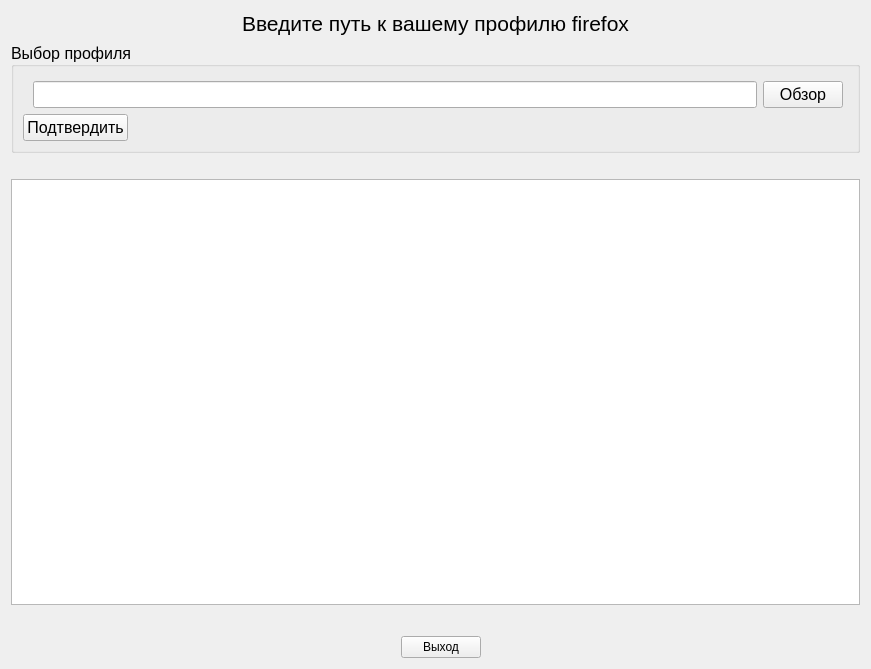
Qt form forms/form.ui (Warh40k/browser_history_analyzer) before a commit.
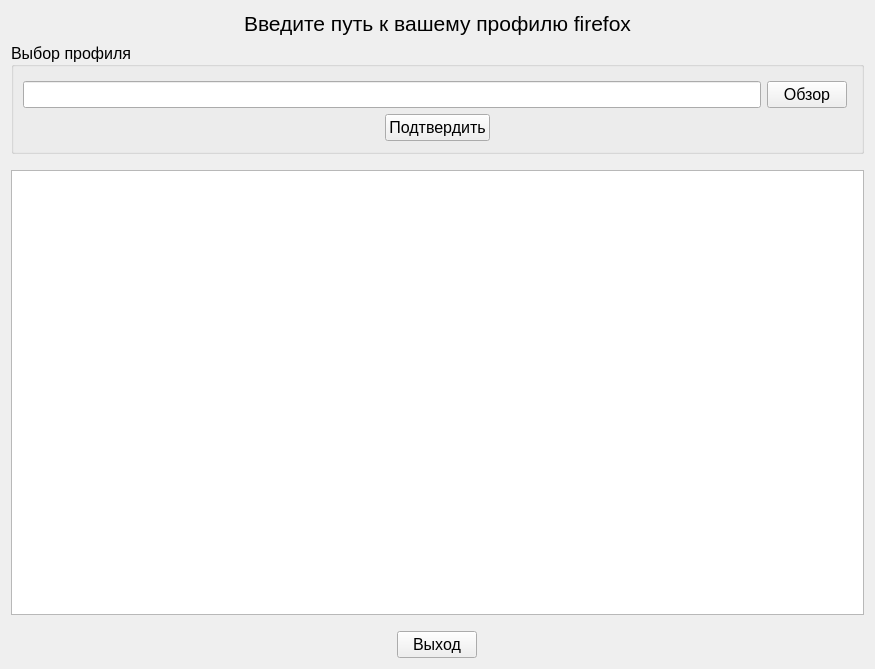
The same form after that commit.

The edit to the form file:
```diff
--- a/forms/form.ui
+++ b/forms/form.ui
@@ -16,8 +16,6 @@
   <property name="windowTitle">
    <string>Widget</string>
   </property>
-  <layout class="QVBoxLayout" name="verticalLayout_2">
-   <item>
     <layout class="QVBoxLayout" name="verticalLayout">
      <item>
       <widget class="QLabel" name="label">
@@ -46,17 +44,18 @@
        </property>
       </widget>
      </item>
-     <item>
-      <layout class="QFormLayout" name="formLayout">
-       <property name="formAlignment">
-        <set>Qt::AlignCenter</set>
-       </property>
-       <item row="1" column="0" colspan="2">
+   <item alignment="Qt::AlignHCenter">
         <widget class="QGroupBox" name="groupBox">
+     <property name="sizePolicy">
+      <sizepolicy hsizetype="Preferred" vsizetype="Fixed">
+       <horstretch>0</horstretch>
+       <verstretch>0</verstretch>
+      </sizepolicy>
+     </property>
          <property name="minimumSize">
           <size>
-           <width>0</width>
-           <height>60</height>
+       <width>853</width>
+       <height>112</height>
           </size>
          </property>
          <property name="font">
@@ -85,22 +84,6 @@
             <property name="rightMargin">
              <number>5</number>
             </property>
-            <item>
-             <spacer name="horizontalSpacer">
-              <property name="orientation">
-               <enum>Qt::Horizontal</enum>
-              </property>
-              <property name="sizeType">
-               <enum>QSizePolicy::Fixed</enum>
-              </property>
-              <property name="sizeHint" stdset="0">
-               <size>
-                <width>10</width>
-                <height>20</height>
-               </size>
-              </property>
-             </spacer>
-            </item>
             <item>
              <widget class="QLineEdit" name="lineEdit">
               <property name="sizePolicy">
@@ -156,10 +139,10 @@
             </item>
            </layout>
           </item>
-          <item>
-           <widget class="QPushButton" name="pushButton_2">
+      <item alignment="Qt::AlignHCenter">
+       <widget class="QPushButton" name="confirm_button">
             <property name="sizePolicy">
-             <sizepolicy hsizetype="Fixed" vsizetype="Fixed">
+         <sizepolicy hsizetype="Preferred" vsizetype="Fixed">
               <horstretch>0</horstretch>
               <verstretch>0</verstretch>
              </sizepolicy>
@@ -172,8 +155,6 @@
          </layout>
         </widget>
        </item>
-      </layout>
-     </item>
      <item>
       <spacer name="verticalSpacer_2">
        <property name="orientation">
@@ -185,22 +166,20 @@
        <property name="sizeHint" stdset="0">
         <size>
          <width>20</width>
-         <height>20</height>
+       <height>10</height>
         </size>
        </property>
       </spacer>
      </item>
      <item>
-      <widget class="QListView" name="listView">
+    <widget class="QListWidget" name="listWidget">
        <property name="minimumSize">
         <size>
-         <width>0</width>
-         <height>400</height>
+       <width>853</width>
+       <height>200</height>
         </size>
        </property>
       </widget>
-     </item>
-    </layout>
    </item>
    <item>
     <spacer name="verticalSpacer">
@@ -213,48 +192,22 @@
      <property name="sizeHint" stdset="0">
       <size>
        <width>100</width>
-       <height>25</height>
+       <height>10</height>
       </size>
      </property>
     </spacer>
    </item>
-   <item>
-    <layout class="QFormLayout" name="rowLayout">
-     <property name="sizeConstraint">
-      <enum>QLayout::SetFixedSize</enum>
-     </property>
-     <property name="fieldGrowthPolicy">
-      <enum>QFormLayout::ExpandingFieldsGrow</enum>
-     </property>
-     <property name="rowWrapPolicy">
-      <enum>QFormLayout::DontWrapRows</enum>
-     </property>
-     <property name="labelAlignment">
-      <set>Qt::AlignCenter</set>
-     </property>
-     <property name="formAlignment">
-      <set>Qt::AlignHCenter|Qt::AlignTop</set>
-     </property>
-     <property name="horizontalSpacing">
-      <number>6</number>
-     </property>
-     <property name="leftMargin">
-      <number>0</number>
-     </property>
-     <item row="0" column="1">
-      <widget class="QPushButton" name="pushButton_3">
-       <property name="maximumSize">
-        <size>
-         <width>150</width>
-         <height>16777215</height>
-        </size>
+   <item alignment="Qt::AlignHCenter">
+    <widget class="QPushButton" name="exit_button">
+     <property name="font">
+      <font>
+       <pointsize>12</pointsize>
+      </font>
        </property>
        <property name="text">
         <string>Выход</string>
        </property>
       </widget>
-     </item>
-    </layout>
    </item>
   </layout>
  </widget>
```
Left out of the diff: 2 changed lines with no effect on the pictures. Lines whose indentation alone changed are shown as unchanged.
